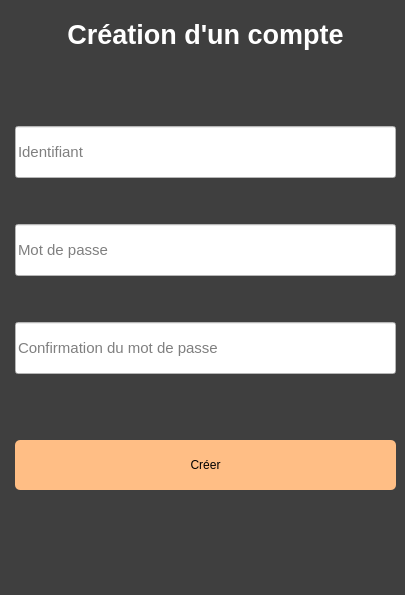
The window that newaccountwindow.ui (dbuhon/KeepItSecret) describes before a commit, drawn with Qt 5.
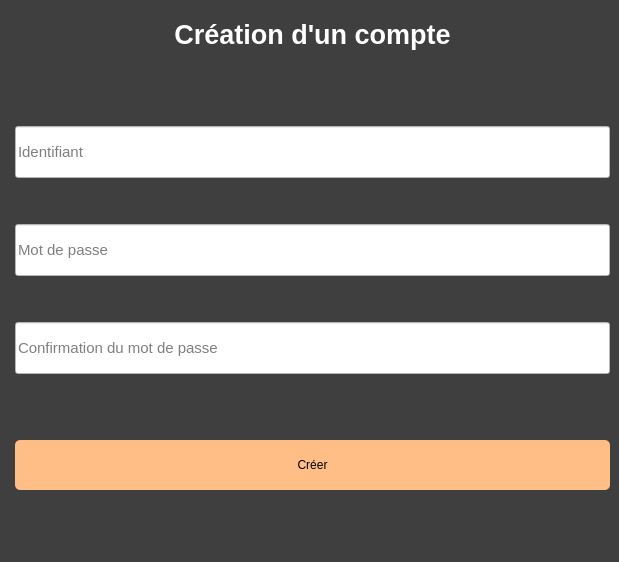
The same window after the commit.

```diff
--- a/newaccountwindow.ui
+++ b/newaccountwindow.ui
@@ -6,8 +6,8 @@
    <rect>
     <x>0</x>
     <y>0</y>
-    <width>405</width>
-    <height>595</height>
+    <width>619</width>
+    <height>562</height>
    </rect>
   </property>
   <property name="windowTitle">
```
